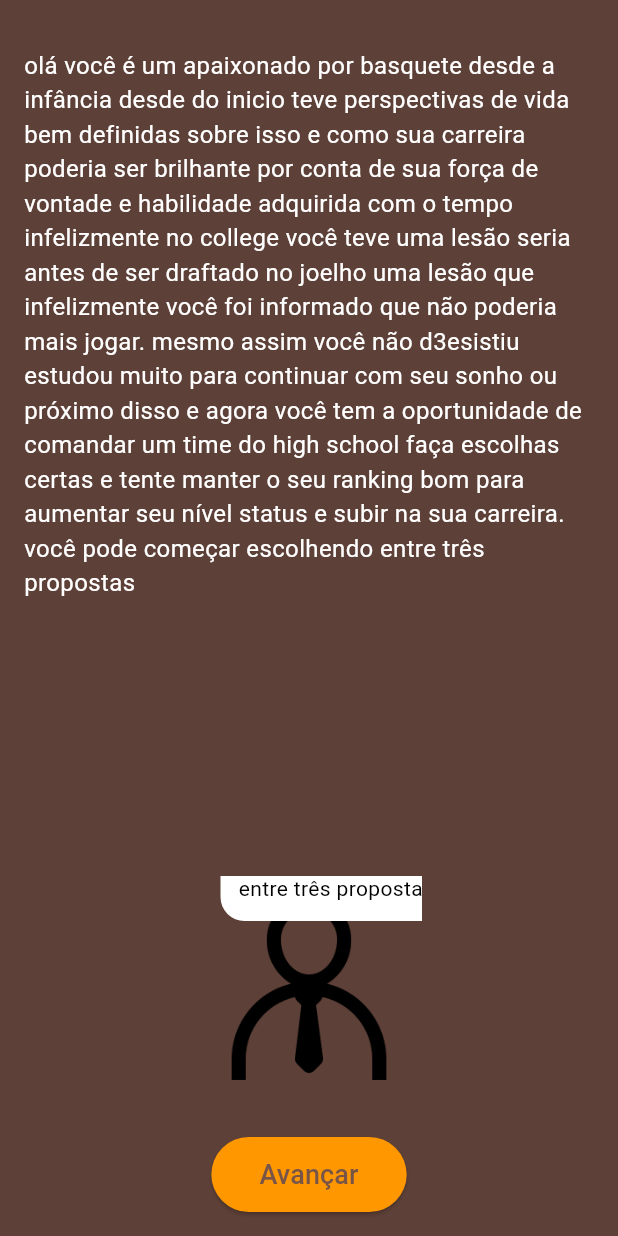
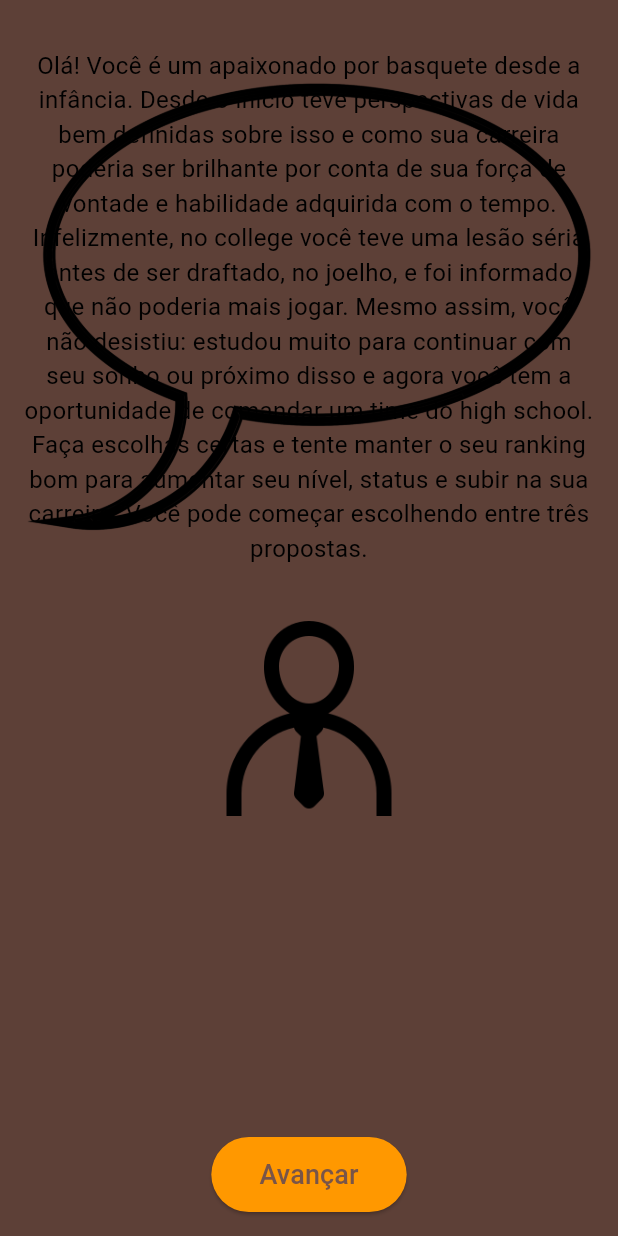
Before and after one commit to Braynha-10/Brassket, a Flutter app: the IntroScreen screen opened by its route, on a phone screen of 412 x 824 dp. Run offline on Flutter 3.47's test engine with Material 3 defaults, Android fonts, the light colour scheme and no system bars; our stand-ins replace cloud_firestore, firebase_auth, firebase_core; accounts and stored records are empty.

Commit message:
4 commit - update itro screen balloon

```diff
--- a/lib/screens/Intro_screen.dart
+++ b/lib/screens/Intro_screen.dart
@@ -3,10 +3,10 @@ import 'package:flutter/material.dart';
 class IntroScreen extends StatelessWidget {
   const IntroScreen({super.key});
 
-
   @override
   Widget build(BuildContext context) {
     const personagemImg = 'assets/images/personagem.png';
+    const balaoFalaImg = 'assets/images/balao.webp';
 
     return Scaffold(
       backgroundColor: const Color(0xFF5D4037),
@@ -17,43 +17,42 @@ class IntroScreen extends StatelessWidget {
             crossAxisAlignment: CrossAxisAlignment.center,
             children: [
               const SizedBox(height: 16),
-              const Expanded(
+              Expanded(
                 child: SingleChildScrollView(
-                  child: Text(
-                    '''olá você é um apaixonado por basquete desde a infância desde do inicio teve perspectivas de vida bem definidas sobre isso e como sua carreira poderia ser brilhante por conta de sua força de vontade e habilidade adquirida com o tempo infelizmente no college você teve uma lesão seria antes de ser draftado no joelho uma lesão que infelizmente você foi informado que não poderia mais jogar. mesmo assim você não d3esistiu estudou muito para continuar com seu sonho ou próximo disso e agora você tem a oportunidade de comandar um time do high school faça escolhas certas e tente manter o seu ranking bom para aumentar seu nível status e subir na sua carreira. você pode começar escolhendo entre três propostas''',
-                    style: TextStyle(
-                      fontSize: 16,
-                      color: Colors.white,
-                    ),
+                  child: Column(
+                    children: [
+                      // Balão de fala com texto dentro
+                      Stack(
+                        alignment: Alignment.center,
+                        children: [
+                          Image.asset(
+                            balaoFalaImg,
+                            width: 1000,
+                            fit: BoxFit.contain,
+                          ),
+                          const SizedBox(
+                            width: 600,
+                            child: Text(
+                              '''Olá! Você é um apaixonado por basquete desde a infância. Desde o início teve perspectivas de vida bem definidas sobre isso e como sua carreira poderia ser brilhante por conta de sua força de vontade e habilidade adquirida com o tempo. Infelizmente, no college você teve uma lesão séria antes de ser draftado, no joelho, e foi informado que não poderia mais jogar. Mesmo assim, você não desistiu: estudou muito para continuar com seu sonho ou próximo disso e agora você tem a oportunidade de comandar um time do high school. Faça escolhas certas e tente manter o seu ranking bom para aumentar seu nível, status e subir na sua carreira. Você pode começar escolhendo entre três propostas.''',
+                              style: TextStyle(
+                                fontSize: 16,
+                                color: Colors.black,
+                              ),
+                              textAlign: TextAlign.center,
+                            ),
+                          ),
+                        ],
+                      ),
+                      const SizedBox(height: 22),
+                      // Personagem abaixo do balão
+                      Image.asset(
+                        personagemImg,
+                        height: 160,
+                        fit: BoxFit.contain,
+                      ),
+                    ],
                   ),
                 ),
-              ),
-              const SizedBox(height: 16),
-              Stack(
-                alignment: Alignment.bottomCenter,
-                children: [
-                  Image.asset(
-                    personagemImg,
-                    height: 150,
-                    fit: BoxFit.contain,
-                  ),
-                  Positioned(
-                    left: 16,
-                    bottom: 120,
-                    child: Container(
-                      padding: const EdgeInsets.all(12),
-                      width: 250,
-                      decoration: BoxDecoration(
-                        color: Colors.white,
-                        borderRadius: BorderRadius.circular(16),
-                      ),
-                      child: const Text(
-                        'Você pode começar escolhendo entre três propostas...',
-                        style: TextStyle(color: Colors.black),
-                      ),
-                    ),
-                  ),
-                ],
               ),
               const SizedBox(height: 24),
               ElevatedButton(
--- a/pubspec.yaml
+++ b/pubspec.yaml
@@ -34,3 +34,4 @@ flutter:
   assets:
     - assets/images/basketball.png
     - assets/images/personagem.png
+    - assets/images/balao.webp
```
Also changed, not shown: assets/images/balao.webp (added).
